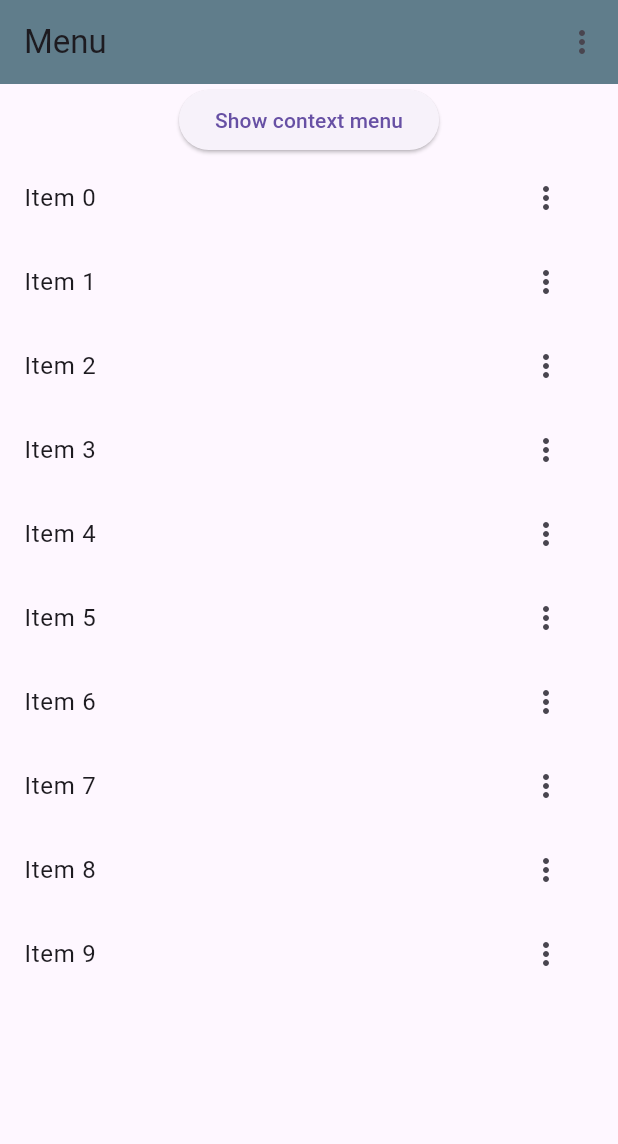
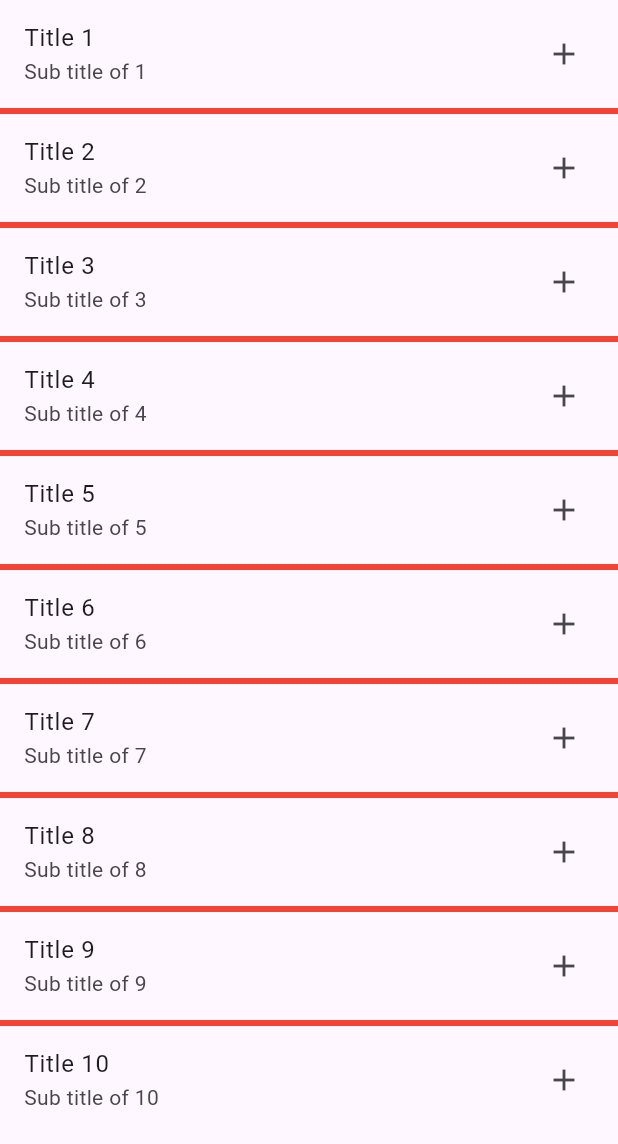
Before and after one commit to sudishk/flutter_basic, a Flutter app: the screen it shows after launch, on a phone screen of 412 x 824 dp. Shown: the top 1144 px of the screen. Run offline on Flutter 3.47's test engine with Material 3 defaults, Android fonts, the phone set to English and light mode, and no system bars; our stand-ins replace fluttertoast.

Commit message:
1. ListView.separated

```diff
--- a/lib/home_screen.dart
+++ b/lib/home_screen.dart
@@ -14,59 +14,18 @@ class _HomeScreenState extends State<HomeScreen> {
   Widget build(BuildContext context) {
     return SafeArea(
       child: Scaffold(
-        appBar: AppBar(
-          backgroundColor: Colors.blueGrey,
-          title: Text("Menu"),
-          actions: [
-            PopupMenuButton(
-              itemBuilder: (context) => [
-              PopupMenuItem(child: Text("Cart"), value: "Cart",),
-              PopupMenuItem(child: Text("Orders"), value: "Orders",),
-              PopupMenuItem(child: Text("WishList"), value: "WishList",),
-            ],
-            onSelected: (value) {
-                // Navigator.pop
-                print(value);
-
-            },
-            )
-          ],
-
-
-        ),
-        body: Column(
-          children: [
-            ElevatedButton(onPressed: () {
-              showMenu(
-                  position: RelativeRect.fromLTRB(100, 150, 0, 0),
-                  context: context, items: [
-                PopupMenuItem(child: Text("Add"), value: "Add",),
-                PopupMenuItem(child: Text("Delete"), value: "Delete",),
-              ]).then((value) {
-                print(value);
-              },);
-            }, child: Text("Show context menu")),
-
-            ListView.builder(
-              shrinkWrap: true,
-              physics: NeverScrollableScrollPhysics(),
-              itemCount: 10,
-              itemBuilder: (context, index) {
-              return ListTile(trailing: PopupMenuButton(
-                itemBuilder: (context) => [
-                  PopupMenuItem(child: Text("Update"), value: "Update",),
-                  PopupMenuItem(child: Text("Delete"), value: "Delete",),
-                ],
-                onSelected: (value) {
-                  // Navigator.pop
-                  print(value);
-
-                },
-              ), title: Text("Item $index"),);
-            },)
-
-          ],
-        ),
+        body: ListView.separated(
+          separatorBuilder: (context, index) {
+            return Container(height: 4, color: Colors.red,);
+          },
+          itemCount: 10,
+          itemBuilder: (context, index) {
+          return ListTile(
+            title: Text("Title ${index+1}"),
+            subtitle: Text("Sub title of ${index+1} "),
+            trailing: Icon(Icons.add),
+          );
+        },),
       ),
     );
   }
```
